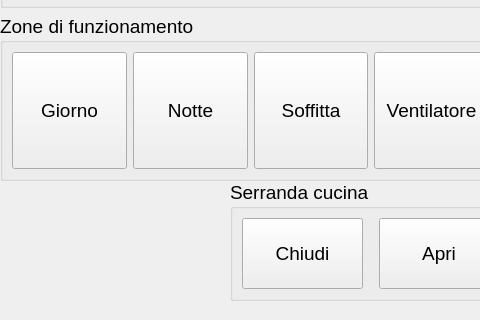
Above: dlg_main.ui from pillo79/home-control before the change; both pictures show x 0 to 480 and y 160 to 480 of the 800 by 480 pixel window. Below: the same form after it.
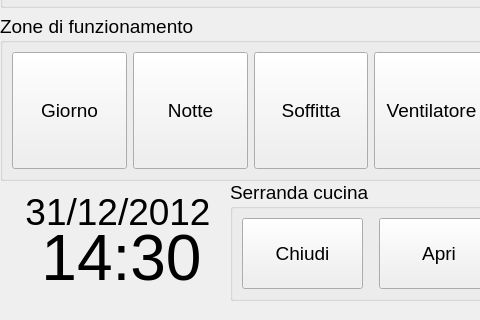
That is the form after the change.

Commit message: data, ora, caldaia auto

```diff
--- a/dlg_main.ui
+++ b/dlg_main.ui
@@ -382,7 +382,7 @@
     </item>
    </layout>
   </widget>
-  <widget class="QWidget" name="">
+  <widget class="QWidget" name="layoutWidget">
    <property name="geometry">
     <rect>
      <x>0</x>
@@ -518,6 +518,66 @@
     </item>
    </layout>
   </widget>
+  <widget class="QLabel" name="tlOra">
+   <property name="geometry">
+    <rect>
+     <x>30</x>
+     <y>380</y>
+     <width>183</width>
+     <height>76</height>
+    </rect>
+   </property>
+   <property name="sizePolicy">
+    <sizepolicy hsizetype="Expanding" vsizetype="Expanding">
+     <horstretch>0</horstretch>
+     <verstretch>0</verstretch>
+    </sizepolicy>
+   </property>
+   <property name="font">
+    <font>
+     <pointsize>48</pointsize>
+    </font>
+   </property>
+   <property name="text">
+    <string>14:30</string>
+   </property>
+   <property name="scaledContents">
+    <bool>false</bool>
+   </property>
+   <property name="alignment">
+    <set>Qt::AlignCenter</set>
+   </property>
+  </widget>
+  <widget class="QLabel" name="tlData">
+   <property name="geometry">
+    <rect>
+     <x>10</x>
+     <y>350</y>
+     <width>216</width>
+     <height>44</height>
+    </rect>
+   </property>
+   <property name="sizePolicy">
+    <sizepolicy hsizetype="Expanding" vsizetype="Expanding">
+     <horstretch>0</horstretch>
+     <verstretch>0</verstretch>
+    </sizepolicy>
+   </property>
+   <property name="font">
+    <font>
+     <pointsize>28</pointsize>
+    </font>
+   </property>
+   <property name="text">
+    <string>31/12/2012</string>
+   </property>
+   <property name="scaledContents">
+    <bool>false</bool>
+   </property>
+   <property name="alignment">
+    <set>Qt::AlignCenter</set>
+   </property>
+  </widget>
  </widget>
  <resources/>
  <connections/>
```
The commit also changes 4 other files.
